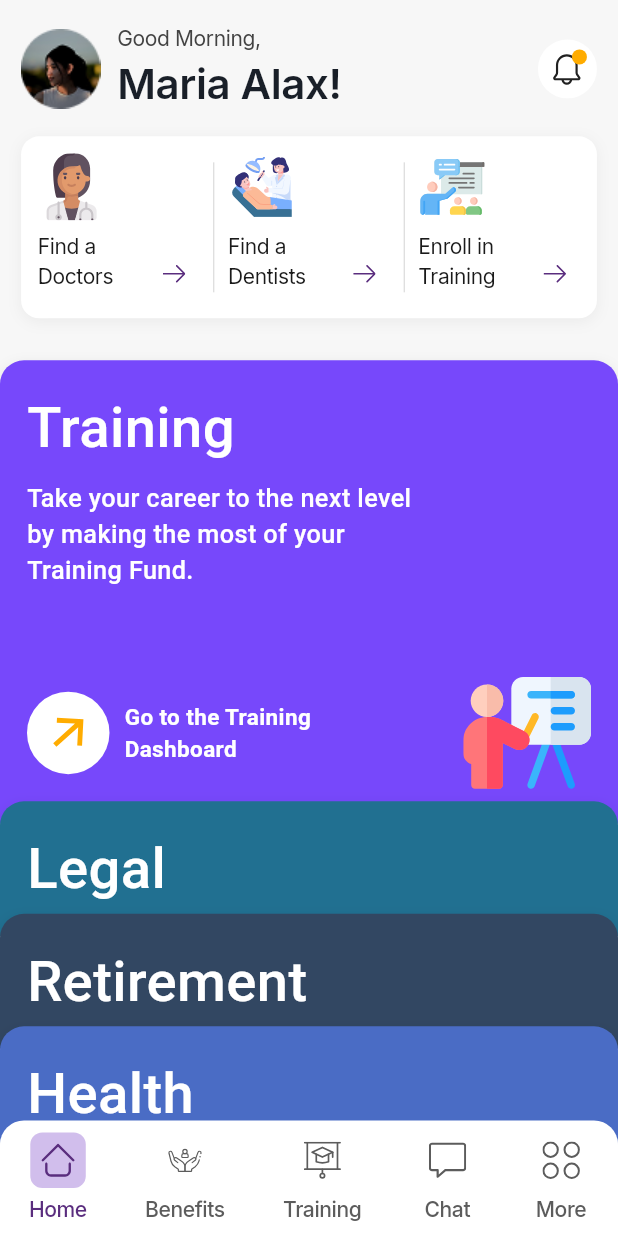
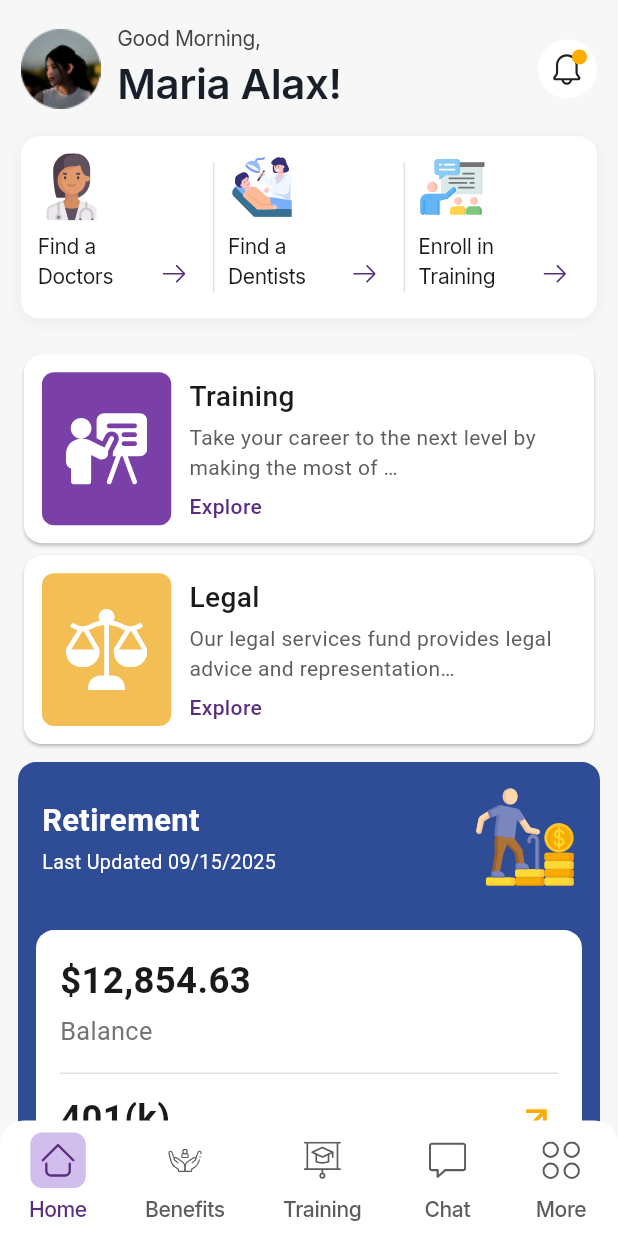
Before and after one commit to Afsin-Shaji-iinerds/poc, a Flutter app: the HomeScreenView screen opened directly, on a phone screen of 412 x 824 dp. Run offline on Flutter 3.47's test engine with Material 3 defaults, Android fonts, the phone set to English and light mode, and no system bars; our stand-ins replace dio, flutter_svg, get, google_fonts, loading_animation_widget; missing offline and left inert: flutter_webrtc, livekit_client; project files that could hold a hidden picture were left out.

Commit message:
home screen cards updated

```diff
--- a/lib/app/common/const/assets_const/icon_const.dart
+++ b/lib/app/common/const/assets_const/icon_const.dart
@@ -89,6 +89,8 @@ class IconsConst {
   static const String trainingIcon1= 'assets/icons/education 1.svg';
   static const String chatIcon1= 'assets/icons/speech-bubble 2.svg';
   static const String moreIcon1= 'assets/icons/Group 1000011516.svg';
+  static const String trainingIcon2= 'assets/icons/traning2.svg';
+  static const String legalIcon2= 'assets/icons/legal2.svg';
 
 
 }
--- a/lib/app/modules/home_screen/views/home_screen_view.dart
+++ b/lib/app/modules/home_screen/views/home_screen_view.dart
@@ -1,9 +1,13 @@
 import 'package:flutter/material.dart';
 import 'package:flutter/services.dart';
+import 'package:funds_32bj_poc/app/common/const/assets_const/icon_const.dart';
 import 'package:funds_32bj_poc/app/core/theme/app_new_colors.dart';
+import 'package:funds_32bj_poc/app/modules/home_screen/views/widgets/card_widgets.dart';
 import 'package:funds_32bj_poc/app/modules/home_screen/views/widgets/events_widgets.dart';
+import 'package:funds_32bj_poc/app/modules/home_screen/views/widgets/health.widget.dart';
 import 'package:funds_32bj_poc/app/modules/home_screen/views/widgets/home_widget.dart';
 import 'package:funds_32bj_poc/app/modules/home_screen/views/widgets/quick_action_widget.dart';
+import 'package:funds_32bj_poc/app/modules/home_screen/views/widgets/retirement_widget.dart';
 import 'package:get/get.dart';
 import 'package:funds_32bj_poc/app/common/widgets/header_widget.dart';
 import 'package:funds_32bj_poc/app/core/theme/app_colors_new.dart';
@@ -58,7 +62,41 @@ class HomeScreenView extends GetView<HomeScreenController> {
                 child: const QuickActionWidget(),
               ),
               const SizedBox(height: 20),
-              const HomeWidget(),
+              Column(
+              children: [
+                InfoCard(
+                  bgColor: Color(0xff7a40a7),
+                  icon: IconsConst.trainingIcon2,
+                  title: "Training",
+                  description: "Take your career to the next level by making the most of …",
+                  onTap: () {
+                    print("Training tapped");
+                  },
+                ),
+                InfoCard(
+                  bgColor: Color(0xfff3be54),
+                  icon: IconsConst.legalIcon2,
+                  title: "Legal",
+                  description: "Our legal services fund provides legal advice and representation…",
+                  onTap: () {
+                    print("Legal tapped");
+                  },
+                ),
+                RetirementCard(
+                  balance: "\$12,854.63",
+                  savings: "401(k)",
+                  onViewDetails: () => print("View details tapped"),
+                ),
+                HealthCard(
+                  planName: "Anthem Blue Cross – Family Coverage",
+                  onViewIdCards: () => print("View ID tapped"),
+                  onManageDependents: () => print("Manage dependents tapped"),
+                  onSeeMore: () => print("See more tapped"),
+                ),
+              ],
+            ),
+
+              // const HomeWidget(),
               SizedBox(height: 20.w),
               UpcomingEventListExample(),
 
--- /dev/null
+++ b/lib/app/modules/home_screen/views/widgets/card_widgets.dart
@@ -0,0 +1,100 @@
+import 'package:flutter/material.dart';
+import 'package:flutter_svg/flutter_svg.dart';
+import 'package:funds_32bj_poc/app/core/utils/size_util/size_util.dart';
+
+class InfoCard extends StatelessWidget {
+  final Color bgColor;
+  final String icon; // path to your svg (from IconConst)
+  final String title;
+  final String description;
+  final VoidCallback onTap;
+
+  const InfoCard({
+    super.key,
+    required this.bgColor,
+    required this.icon,
+    required this.title,
+    required this.description,
+    required this.onTap,
+  });
+
+  @override
+  Widget build(BuildContext context) {
+    return Padding(
+      padding: const EdgeInsets.symmetric(horizontal: 12), // left & right padding
+      child: SizedBox(
+        height: 143.w, // fixed height with size_util scaling
+        child: Card(
+          color: Colors.white,
+          elevation: 1,
+          shape: RoundedRectangleBorder(
+            borderRadius: BorderRadius.circular(12),
+          ),
+          child: InkWell(
+            borderRadius: BorderRadius.circular(12),
+            onTap: onTap,
+            child: Padding(
+              padding: const EdgeInsets.all(12),
+              child: Row(
+                children: [
+                  Container(
+                    height: 130.w,
+                    width: 92.w,
+                    decoration: BoxDecoration(
+                      color: bgColor,
+                      borderRadius: BorderRadius.circular(8),
+                    ),
+                    padding: const EdgeInsets.all(16),
+                    child: SvgPicture.asset(
+                      icon, // ✅ use Svg asset instead of Icon()
+                      width: 50.w,
+                      height: 50.w,
+                      fit: BoxFit.contain,
+                    ),
+                  ),
+                  const SizedBox(width: 12),
+                  Expanded(
+                    child: Column(
+                      crossAxisAlignment: CrossAxisAlignment.start,
+                      mainAxisAlignment: MainAxisAlignment.center, // centers vertically
+                      children: [
+                        Text(
+                          title,
+                          style:  TextStyle(
+                            fontSize: 20.w,
+                            fontWeight: FontWeight.w500,
+                            color: Color(0XFF1A1A1A),
+                          ),
+                        ),
+                        const SizedBox(height: 4),
+                        Text(
+                          description,
+                          style:  TextStyle(
+                            fontSize: 15.w,
+                            fontWeight: FontWeight.w400,
+                            color: Color(0XFF5D5D5D),
+                          ),
+                          maxLines: 2,
+                          overflow: TextOverflow.ellipsis,
+                        ),
+                        const SizedBox(height: 6),
+                        Text(
+                          "Explore",
+                          style: TextStyle(
+                            fontSize:15.w,
+                            color: Color(0XFF5A2D7E),
+                            fontWeight: FontWeight.w500,
+                          ),
+                        )
+                      ],
+                    ),
+                  ),
+                ],
+              ),
+            ),
+          ),
+        ),
+      ),
+    );
+  }
+}
--- /dev/null
+++ b/lib/app/modules/home_screen/views/widgets/health.widget.dart
@@ -0,0 +1,195 @@
+import 'package:flutter/material.dart';
+import 'package:flutter_svg/flutter_svg.dart';
+import 'package:funds_32bj_poc/app/common/const/assets_const/icon_const.dart';
+
+class HealthCard extends StatelessWidget {
+  final String planName;
+  final VoidCallback onViewIdCards;
+  final VoidCallback onManageDependents;
+  final VoidCallback onSeeMore;
+
+  const HealthCard({
+    super.key,
+    required this.planName,
+    required this.onViewIdCards,
+    required this.onManageDependents,
+    required this.onSeeMore,
+  });
+
+  @override
+  Widget build(BuildContext context) {
+    return Padding(
+      padding: const EdgeInsets.symmetric(horizontal: 12, vertical: 8),
+      child: Card(
+        color: Colors.white,
+        elevation: 1,
+        shape: RoundedRectangleBorder(
+          borderRadius: BorderRadius.circular(12),
+        ),
+        child: Column(
+          crossAxisAlignment: CrossAxisAlignment.start,
+          children: [
+            // Top Row with icon + plan
+            Padding(
+              padding: const EdgeInsets.all(16),
+              child: Row(
+                crossAxisAlignment: CrossAxisAlignment.start,
+                children: [
+                  // Replace with your health icon
+                  SvgPicture.asset(
+                    IconsConst.healthIcon1,
+                    width: 57,
+                    height: 57,
+                  ),
+                  const SizedBox(width: 12),
+                  Expanded(
+                    child: Column(
+                      crossAxisAlignment: CrossAxisAlignment.start,
+                      children: [
+                         Text(
+                          "Health",
+                          style: TextStyle(
+                            fontSize: 20,
+                            fontWeight: FontWeight.w500,
+                            color: Color(0XFF1A1A1A),
+                          ),
+                        ),
+                        const SizedBox(height: 4),
+                        Text.rich(
+  TextSpan(
+    children: [
+      const TextSpan(
+        text: "Your Plan:\n",
+        style: TextStyle(
+          fontSize: 15,
+          fontWeight: FontWeight.w400,
+          color: Color(0XFF747474),
+        ),
+      ),
+      TextSpan(
+        text: planName,
+        style: const TextStyle(
+          fontSize: 16,
+          fontWeight: FontWeight.w500, // bolder
+          color: Color(0XFF5A2D7E),   // darker
+        ),
+      ),
+    ],
+  ),
+),
+
+                      ],
+                    ),
+                  ),
+                ],
+              ),
+            ),
+
+              const Divider(
+                      height: 1,
+                      color: Colors.black12,
+                      indent: 16,
+                      endIndent: 16,
+                    ),
+            // Buttons row
+            SizedBox(height:10),
+
+            Padding(
+  padding: const EdgeInsets.symmetric(horizontal: 16, vertical: 8),
+  child: Row(
+    mainAxisAlignment: MainAxisAlignment.spaceBetween,
+    children: [
+      Row(
+        mainAxisSize: MainAxisSize.min,
+        children: [
+          GestureDetector(
+            onTap: onViewIdCards,
+            child: const Text(
+              "View ID Cards",
+              style: TextStyle(
+                fontSize: 16,
+                fontWeight: FontWeight.w500,
+                color: Color(0XFF4445A9),
+              ),
+            ),
+          ),
+          const SizedBox(width: 30),
+          Container(
+            height: 18,
+            width: 1,
+                color: Color(0XFF4445A9),
+          ),
+        ],
+      ),
+      GestureDetector(
+        onTap: onManageDependents,
+        child: const Text(
+          "Manage dependents (1)",
+          style: TextStyle(
+            fontSize: 16,
+            fontWeight: FontWeight.w500,
+            color: Color(0XFF4445A9),
+          ),
+        ),
+      ),
+    ],
+  ),
+),
+SizedBox(height:10),
+
+      // Highlighted notice (separate rectangle inside card)
+Padding(
+  padding: const EdgeInsets.fromLTRB(12, 0, 12, 12),
+  child: Container(
+    width: double.infinity,
+    padding: const EdgeInsets.all(12),
+    decoration: BoxDecoration(
+      color: const Color(0XFF6A6BBE), // light purple
+      borderRadius: BorderRadius.circular(8), // rounded on all sides
+    ),
+    child: Row(
+      crossAxisAlignment: CrossAxisAlignment.start,
+      children: [
+         SvgPicture.asset(IconsConst.lightIcon1, width: 37, height: 37, ),
+        const SizedBox(width: 8),
+        Expanded(
+          child: Text.rich(
+            TextSpan(
+              children: [
+                const TextSpan(
+                  text: "TIP: New in 2025! 32BJ Health Fund \nCenters of Excellence (COE) for Surgery.\n",
+                  style: TextStyle(fontSize: 14, color: Colors.white, fontWeight: FontWeight.w500),
+                ),
+               WidgetSpan(
+  child: GestureDetector(
+    onTap: onSeeMore,
+    child: const Text(
+      "See more",
+      style: TextStyle(
+        fontSize: 14,
+        fontWeight: FontWeight.w500,
+        color: Color(0XFFFCCC2F),
+        decoration: TextDecoration.underline,
+        decorationColor: Color(0XFFFCCC2F), // underline matches text color
+        decorationThickness: 1.5,           // slightly thicker line
+        decorationStyle: TextDecorationStyle.solid,
+      ),
+    ),
+  ),
+),
+
+              ],
+            ),
+          ),
+        ),
+      ],
+    ),
+  ),
+),
+
+          ],
+        ),
+      ),
+    );
+  }
+}
--- /dev/null
+++ b/lib/app/modules/home_screen/views/widgets/retirement_widget.dart
@@ -0,0 +1,185 @@
+import 'package:flutter/material.dart';
+import 'package:flutter_svg/flutter_svg.dart';
+import 'package:funds_32bj_poc/app/common/const/assets_const/icon_const.dart';
+import 'package:funds_32bj_poc/app/core/utils/size_util/size_util.dart';
+
+class RetirementCard extends StatelessWidget {
+  final String balance;
+  final String savings;
+  final VoidCallback onViewDetails;
+
+  const RetirementCard({
+    super.key,
+    required this.balance,
+    required this.savings,
+    required this.onViewDetails,
+  });
+
+  @override
+  Widget build(BuildContext context) {
+    return Padding(
+      padding: const EdgeInsets.symmetric(horizontal: 12, vertical: 8),
+      child: Container(
+        decoration: BoxDecoration(
+          color: const Color(0xFF2F4C97), // Full blue background
+          borderRadius: BorderRadius.circular(12),
+        ),
+        child: Column(
+          crossAxisAlignment: CrossAxisAlignment.start,
+          children: [
+            // Blue Header Section
+            Padding(
+              padding: const EdgeInsets.all(16),
+              child: Row(
+                mainAxisAlignment: MainAxisAlignment.spaceBetween,
+                children: [
+                  Column(
+                    crossAxisAlignment: CrossAxisAlignment.start,
+                    children: [
+                      Text(
+                        "Retirement",
+                        style: TextStyle(
+                          color: Colors.white,
+                          fontSize: 22.w,
+                          fontWeight: FontWeight.w600,
+                        ),
+                      ),
+                      const SizedBox(height: 4),
+                      Text(
+                        "Last Updated 09/15/2025",
+                        style: TextStyle(
+                          color: Colors.white,
+                          fontSize: 14.w,
+                          fontWeight: FontWeight.w400,
+                        ),
+                      ),
+                    ],
+                  ),
+                  SvgPicture.asset(
+                    IconsConst.retirementIcon1,
+                    width: 68,
+                    height: 68,
+                  ),
+                ],
+              ),
+            ),
+            // White Inner Container
+            Padding(
+              padding: const EdgeInsets.all(12),
+              child: Container(
+                decoration: BoxDecoration(
+                  color: Colors.white,
+                  borderRadius: BorderRadius.circular(12),
+                ),
+                child: Column(
+                  children: [
+                    // Balance section
+                    Padding(
+                      padding: const EdgeInsets.symmetric(
+                          horizontal: 16, vertical: 16),
+                      child: Align(
+                        alignment: Alignment.centerLeft,
+                        child: Column(
+                          crossAxisAlignment: CrossAxisAlignment.start,
+                          children: [
+                            Text(
+                              balance,
+                              style: TextStyle(
+                                fontSize: 26.w,
+                                fontWeight: FontWeight.w700,
+                                color: const Color(0XFF1A1A1A),
+                              ),
+                            ),
+                            const SizedBox(height: 4),
+                            Text(
+                              "Balance",
+                              style: TextStyle(
+                                fontSize: 18.w,
+                                fontWeight: FontWeight.w400,
+                                color: const Color(0XFF747474),
+                              ),
+                            ),
+                          ],
+                        ),
+                      ),
+                    ),
+
+                    // Divider (with left-right margin)
+                    const Divider(
+                      height: 1,
+                      color: Colors.black12,
+                      indent: 16,
+                      endIndent: 16,
+                    ),
+
+                    // Savings + View Details (same line)
+                    Padding(
+                      padding: const EdgeInsets.symmetric(
+                          horizontal: 16, vertical: 12),
+                      child:Row(
+  mainAxisAlignment: MainAxisAlignment.spaceBetween,
+  crossAxisAlignment: CrossAxisAlignment.center,
+  children: [
+    // Savings
+    Column(
+      crossAxisAlignment: CrossAxisAlignment.start,
+      children: [
+        Text(
+          savings,
+          style: TextStyle(
+            fontSize: 26.w,
+            fontWeight: FontWeight.w700,
+            color: const Color(0XFF1A1A1A),
+          ),
+        ),
+        const SizedBox(height: 4),
+        Text(
+          "Savings",
+          style: TextStyle(
+            fontSize: 18.w,
+            fontWeight: FontWeight.w400,
+            color: const Color(0XFF747474),
+          ),
+        ),
+      ],
+    ),
+
+   // View Details + Arrow
+GestureDetector(
+  onTap: onViewDetails,
+  child: Column(
+    mainAxisSize: MainAxisSize.min,
+    crossAxisAlignment: CrossAxisAlignment.end, // right align arrow with text
+    children: [
+      SvgPicture.asset(
+        IconsConst.arrowIcon1,
+        width: 30,
+        height: 30,
+      ),
+      const SizedBox(height: 4),
+      const Text(
+        "View Details",
+        style: TextStyle(
+          fontSize: 15,
+          fontWeight: FontWeight.w500,
+          color: Color(0XFF5A2D7E),
+        ),
+      ),
+    ],
+  ),
+),
+
+  ],
+)
+
+                    ),
+                  ],
+                ),
+              ),
+            ),
+          ],
+        ),
+      ),
+    );
+  }
+}
```
Also changed, not shown: assets/icons/legal2.svg (added), assets/icons/traning2.svg (added).
